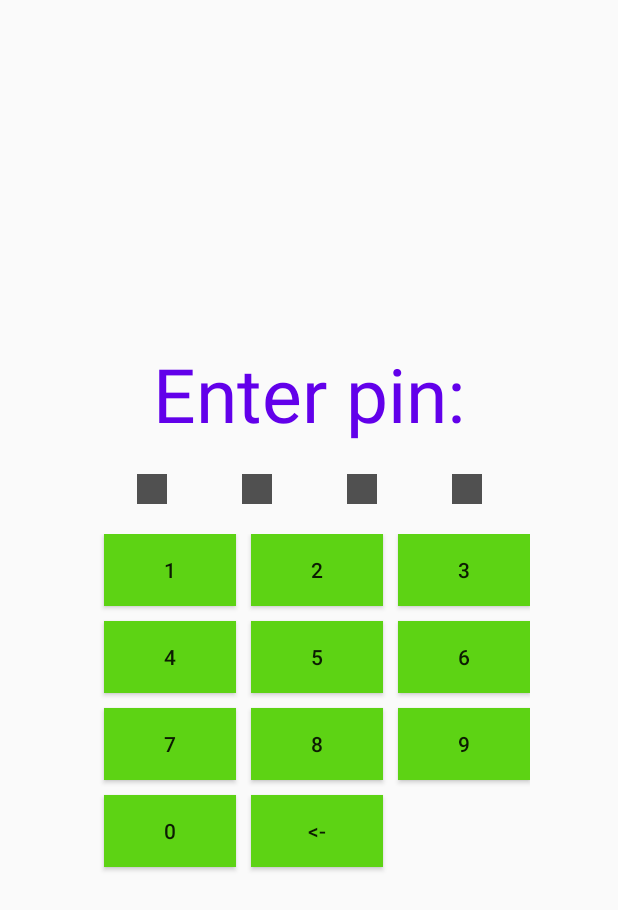
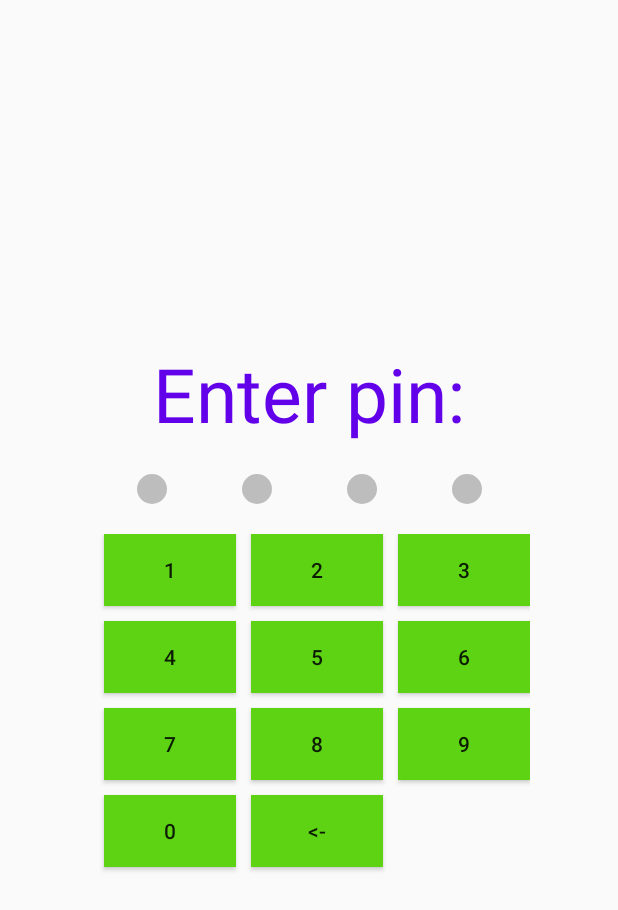
Before and after one commit to nastya996/demo_diplom, an Android app: the PinActivity screen opened directly, with no data from a screen before it, after a tap on "<-", on a phone screen of 412 x 824 dp. Shown: the top 910 px of the screen. Run offline under Robolectric (Android 15) with nearby library versions, the phone set to English and light mode, and no system bars.

Commit message:
change color

```diff
--- a/app/src/main/java/com/example/demo_diplom/DateInput.java
+++ b/app/src/main/java/com/example/demo_diplom/DataInput.java
@@ -6,14 +6,14 @@ import android.widget.EditText;
 
 import java.util.Calendar;
 
-public class DateInput implements TextWatcher {
+public class DataInput implements TextWatcher {
 
     private String current = "";
     private final String formatDate = "DDMMYYYY";
     private Calendar cal = Calendar.getInstance();
     private EditText input;
 
-    DateInput(EditText input) {
+    DataInput(EditText input) {
         this.input = input;
         this.input.addTextChangedListener(this);
     }
--- a/app/src/main/java/com/example/demo_diplom/MyNoteRepository.java
+++ b/app/src/main/java/com/example/demo_diplom/MyNoteRepository.java
@@ -44,9 +44,7 @@ import static android.content.Context.MODE_PRIVATE;
         String dateNow = new SimpleDateFormat(context.getString(R.string.formatDate), Locale.getDefault()).format(new Date());
 
         saveNote(new Note(context.getString(R.string.title1), context.getString(R.string.text1), context.getString(R.string.deadline1), dateNow));
-        saveNote(new Note(null,context.getString(R.string.text2),null,context.getString(R.string.date_update)));
-        saveNote(new Note(null,context.getString(R.string.text3),context.getString(R.string.deadline2),dateNow));
-        saveNote(new Note(context.getString(R.string.title4), context.getString(R.string.text4), context.getString(R.string.deadline3), context.getString(R.string.data_update2)));
+        saveNote(new Note(null, context.getString(R.string.text2), null, context.getString(R.string.date_update)));
     }
 
      @Override
--- a/app/src/main/java/com/example/demo_diplom/PinActivity.java
+++ b/app/src/main/java/com/example/demo_diplom/PinActivity.java
@@ -36,6 +36,7 @@ public class PinActivity extends AppCompatActivity {
         for (int buttonId : buttonIdNumber) {
             findViewById(buttonId).setOnClickListener(numberListener);
         }
+
 
         images = new int[]{R.id.oval_1, R.id.oval_2
                 , R.id.oval_3, R.id.oval_4};
@@ -98,9 +99,9 @@ public class PinActivity extends AppCompatActivity {
             }
             for (int i = 0; i < images.length; i++) {
                 if (i < enteredUserPassword.length()) {
-                    findViewById(images[i]).setBackgroundColor(Color.rgb(255, 193, 7));
+                    findViewById(images[i]).setBackgroundResource(R.drawable.circle_set);
                 } else {
-                    findViewById(images[i]).setBackgroundColor(Color.rgb(80, 80, 80));
+                    findViewById(images[i]).setBackgroundResource(R.drawable.circle);
                 }
             }
 
@@ -113,4 +114,5 @@ public class PinActivity extends AppCompatActivity {
             }
         }
     }
+
 }
--- a/app/src/main/res/values/colors.xml
+++ b/app/src/main/res/values/colors.xml
@@ -1,6 +1,6 @@
 <?xml version="1.0" encoding="utf-8"?>
 <resources>
-    <color name="colorPrimary">#B2FF59</color>
+    <color name="colorPrimary">#E65100</color>
     <color name="colorPrimaryDark">#76FF03</color>
     <color name="colorAccent">#FFC107</color>
 
--- a/app/src/main/res/values/strings.xml
+++ b/app/src/main/res/values/strings.xml
@@ -13,33 +13,33 @@
     <string name="zero">0</string>
     <string name="clear"><![CDATA[<-]]></string>
     <string name="textErrorPassword">Неверный пароль</string>
-    <string name="numberZero" translatable="false">0</string>
-    <string name="numberOne" translatable="false">1</string>
-    <string name="numberTwo" translatable="false">2</string>
-    <string name="numberThree" translatable="false">3</string>
-    <string name="numberFour" translatable="false">4</string>
-    <string name="numberFive" translatable="false">5</string>
-    <string name="numberSix" translatable="false">6</string>
-    <string name="numberSeven" translatable="false">7</string>
-    <string name="numberEight" translatable="false">8</string>
-    <string name="numberNine" translatable="false">9</string>
+    <string name="numberZero">0</string>
+    <string name="numberOne">1</string>
+    <string name="numberTwo">2</string>
+    <string name="numberThree">3</string>
+    <string name="numberFour">4</string>
+    <string name="numberFive">5</string>
+    <string name="numberSix">6</string>
+    <string name="numberSeven">7</string>
+    <string name="numberEight">8</string>
+    <string name="numberNine">9</string>
     <string name="textViewNewPassword">Введите новый пароль:</string>
     <string name="textButtonSavePassword">Сохранить</string>
     <string name="editTextHintPassword">Введите новый пароль</string>
     <string name="textMessageSavePassword">Пароль сохранен</string>
-    <string name="textErrorLengthPassword">Пароль должен состоять из 4 цифр</string>
+    <string name="textErrorLengthPassword">Пароль состоит из 4 цифр</string>
     <string name="textTitleDialogDeleteNote">Удаление заметки</string>
     <string name="textQuestionDialogDelete">Удалить заметку?</string>
     <string name="textDialogNegativeButton">Нет</string>
     <string name="textDialogPositiveButton">Да</string>
     <string name="action_note">Заметка</string>
-    <string name="textMessageExit">Нажмите повторно, чтобы выйти</string>
-    <string name="symbolSeparationValues" translatable="false">;</string>
+    <string name="textMessageExit">Нажмите дважды для выхода</string>
+    <string name="symbolSeparationValues">;</string>
     <string name="textMessageCreateDefaultNotes">Создание тестовых заметок</string>
-    <string name="textErrorMessageSaveNote">Для сохранения: заполните тело!</string>
+    <string name="textErrorMessageSaveNote">Для сохранения: заполните тело тело</string>
     <string name="textMessageSaveNote">Заметка сохранена</string>
     <string name="textMessageUpdateNote">Заметка обнавлена</string>
-    <string name="formatDate" translatable="false">dd.MM.yyyy</string>
+    <string name="formatDate">dd.MM.yyyy</string>
     <string name="title_settings">Enter new pin:</string>
     <string name="save_pin">save</string>
     <string name="hint_edit_text_settings">Введите пинкод</string>
@@ -54,8 +54,4 @@
     <string name="todo">TODO</string>
 
 
-
-
-
-
 </resources>
```
Also changed, not shown: app/src/main/res/drawable/circle_set.xml (+4 -4 lines).
